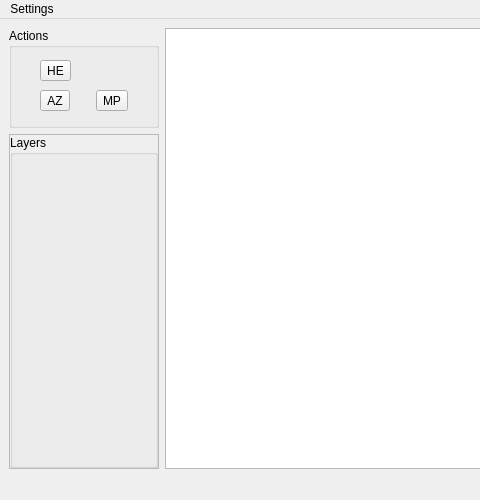
Before: the Qt Designer form src/gui/viewerwindow.ui in aitjcize/QCamber, drawn with Qt 5; both pictures show x 0 to 480 and y 0 to 500 of the 900 by 500 pixel window.
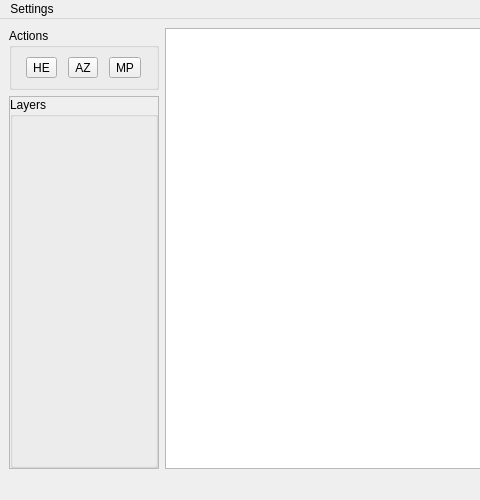
After: the same form once the commit is applied. Custom widgets are drawn as their Qt base class.

The edit to the form file:
```diff
--- a/src/gui/viewerwindow.ui
+++ b/src/gui/viewerwindow.ui
@@ -19,17 +19,11 @@
      <layout class="QVBoxLayout" name="verticalLayout">
       <item>
        <widget class="QGroupBox" name="groupBox_Tool">
-        <property name="minimumSize">
-         <size>
-          <width>150</width>
-          <height>100</height>
-         </size>
-        </property>
         <property name="title">
          <string>Actions</string>
         </property>
         <layout class="QGridLayout" name="gridLayout">
-         <item row="1" column="0">
+         <item row="0" column="1">
           <widget class="QToolButton" name="areaZoomFunc">
            <property name="toolTip">
             <string>Select an area to zoom in</string>
@@ -49,7 +43,7 @@
            </property>
           </widget>
          </item>
-         <item row="1" column="1">
+         <item row="0" column="2">
           <widget class="QToolButton" name="mousePanFunc">
            <property name="toolTip">
             <string>Use mouse to pan and zoom</string>
@@ -85,7 +79,7 @@
            <x>0</x>
            <y>0</y>
            <width>148</width>
-           <height>328</height>
+           <height>368</height>
           </rect>
          </property>
          <property name="title">
```
